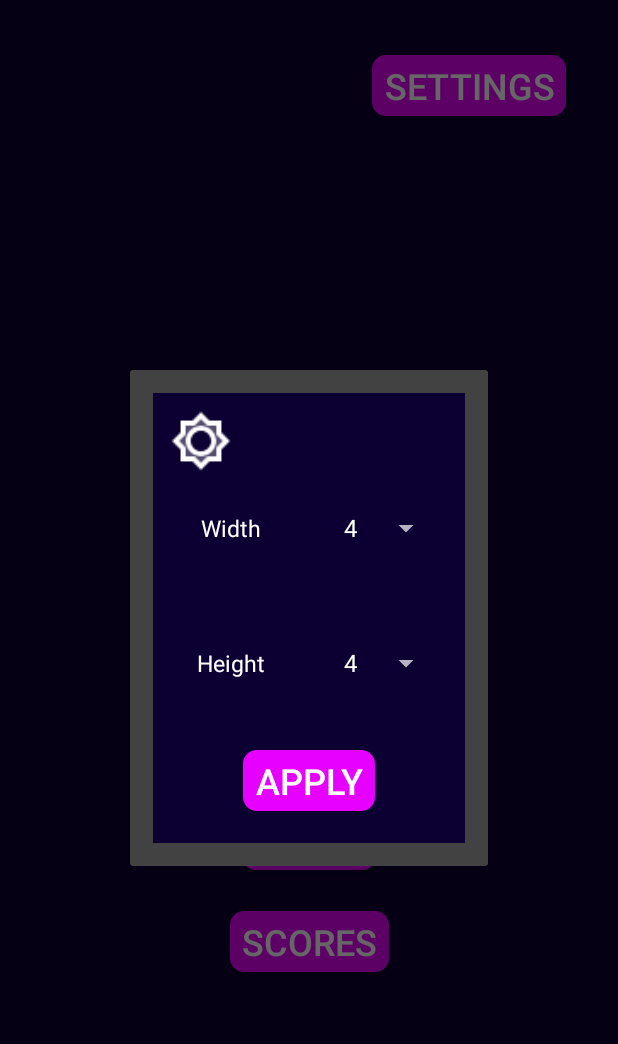
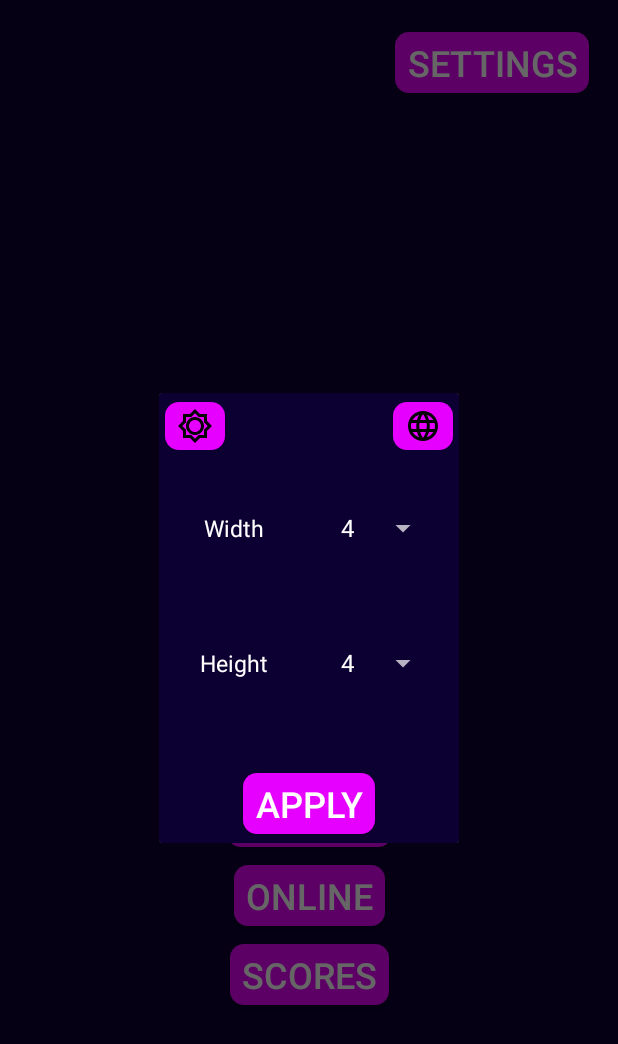
Before and after one commit to BotondProhaszka/TacTic, an Android app: the fragment SettingsFragment placed in its activity, on a phone screen of 412 x 824 dp. Shown: the top 1044 px of the screen. Run offline under Robolectric (Android 15) with nearby library versions, the phone set to English and light mode, and no system bars; our stand-ins replace Room's generated code.

Commit message:
NewGameDialog, RestartGameDialog bugfix, Theme iprovement

```diff
--- a/app/src/main/java/hu/bme/aut/tactic/activities/MenuActivity.kt
+++ b/app/src/main/java/hu/bme/aut/tactic/activities/MenuActivity.kt
@@ -17,6 +17,7 @@ import hu.bme.aut.tactic.data.ScoreDao
 import hu.bme.aut.tactic.data.ScoresDatabase
 import hu.bme.aut.tactic.databinding.ActivityMenuBinding
 import hu.bme.aut.tactic.model.Game
+import kotlin.concurrent.thread
 
 class MenuActivity : AppCompatActivity() {
 
@@ -41,6 +42,12 @@ class MenuActivity : AppCompatActivity() {
         binding = ActivityMenuBinding.inflate(layoutInflater)
         setContentView(binding.root)
         binding.vpMenu.adapter = MenuPageAdapter(supportFragmentManager)
+        thread {
+            val sp = PreferenceManager.getDefaultSharedPreferences(this)
+            val editor: SharedPreferences.Editor = sp.edit()
+            editor.putBoolean("SHOULD_SHOW_NEW_GAME_DIALOG", true)
+            editor.apply()
+        }
     }
 
     private fun changeTheme(id : Int){
--- a/app/src/main/java/hu/bme/aut/tactic/fragments/MainMenuFragment.kt
+++ b/app/src/main/java/hu/bme/aut/tactic/fragments/MainMenuFragment.kt
@@ -10,6 +10,8 @@ import androidx.fragment.app.Fragment
  import hu.bme.aut.tactic.activities.GameActivity
  import hu.bme.aut.tactic.activities.ScoreActivity
  import hu.bme.aut.tactic.databinding.MainMenuFragmentBinding
+ import hu.bme.aut.tactic.dialogs.NewOfflineGameDialog
+ import hu.bme.aut.tactic.model.Game
 
 class MainMenuFragment : Fragment() {
     private lateinit var binding: MainMenuFragmentBinding
@@ -17,7 +19,12 @@ class MainMenuFragment : Fragment() {
     override fun onCreateView(inflater: LayoutInflater, container: ViewGroup?, savedInstanceState: Bundle?): View? {
         binding = MainMenuFragmentBinding.inflate(inflater, container, false)
 
-        binding.btnStart.setOnClickListener{
+        binding.btnOffline.setOnClickListener {
+            val intent = Intent(this.context, GameActivity::class.java)
+            startActivity(intent)
+        }
+
+        binding.btnOnline.setOnClickListener{
             val intent = Intent(this.context, GameActivity::class.java)
             startActivity(intent)
         }
--- a/app/src/main/java/hu/bme/aut/tactic/fragments/SettingsFragment.kt
+++ b/app/src/main/java/hu/bme/aut/tactic/fragments/SettingsFragment.kt
@@ -1,7 +1,9 @@
 package hu.bme.aut.tactic.fragments
 
+import android.annotation.SuppressLint
 import android.content.SharedPreferences
 import android.content.res.Configuration
+import android.os.Build
 import android.os.Bundle
 import android.preference.PreferenceManager
 import android.util.Log
@@ -18,6 +20,7 @@ import hu.bme.aut.tactic.databinding.SettingsFragmentBinding
 
 import android.widget.AdapterView
 import android.widget.ArrayAdapter
+import androidx.annotation.RequiresApi
 
 
 class SettingsFragment: DialogFragment(), AdapterView.OnItemSelectedListener{
@@ -89,22 +92,21 @@ class SettingsFragment: DialogFragment(), AdapterView.OnItemSelectedListener{
         val editor: SharedPreferences.Editor = sp.edit()
 
 
-        binding.ivNightMode.setOnClickListener {
+        binding.ibNightmode.setOnClickListener {
             when (sp.getBoolean("NIGHT_MODE", false)) {
                 true -> {
                     AppCompatDelegate.setDefaultNightMode(AppCompatDelegate.MODE_NIGHT_NO)
-                    binding.ivNightMode.setImageResource(R.drawable.ic_twotone_brightness_low_24)
+                    binding.ibNightmode.setImageResource(R.drawable.ic_outline_brightness_low_24)
                     editor.putBoolean("NIGHT_MODE", false)
                     editor.apply()
                 }
                 false -> {
                     AppCompatDelegate.setDefaultNightMode(AppCompatDelegate.MODE_NIGHT_YES)
-                    binding.ivNightMode.setImageResource(R.drawable.ic_twotone_brightness_3_24)
+                    binding.ibNightmode.setImageResource(R.drawable.ic_twotone_brightness_3_24)
                     editor.putBoolean("NIGHT_MODE", true)
                     editor.apply()
                 }
             }
-
         }
     }
 
@@ -112,11 +114,10 @@ class SettingsFragment: DialogFragment(), AdapterView.OnItemSelectedListener{
         val sp = PreferenceManager.getDefaultSharedPreferences(this.context)
         when (sp.getBoolean("NIGHT_MODE", true)) {
             true -> {
-                binding.ivNightMode.setImageResource(R.drawable.ic_twotone_brightness_low_24)
-
+                binding.ibNightmode.setImageResource(R.drawable.ic_outline_brightness_low_24)
             }
             false -> {
-                binding.ivNightMode.setImageResource(R.drawable.ic_twotone_brightness_3_24)
+                binding.ibNightmode.setImageResource(R.drawable.ic_twotone_brightness_3_24)
             }
         }
     }
--- a/app/src/main/java/hu/bme/aut/tactic/model/Game.kt
+++ b/app/src/main/java/hu/bme/aut/tactic/model/Game.kt
@@ -1,13 +1,8 @@
 package hu.bme.aut.tactic.model
 
 
-import android.content.Intent
-import android.util.Log
-import androidx.fragment.app.FragmentManager
 import hu.bme.aut.tactic.activities.GameActivity
-import hu.bme.aut.tactic.activities.ScoreActivity
 import hu.bme.aut.tactic.data.*
-import hu.bme.aut.tactic.dialogs.RestartGameDialog
 
 enum class ROUND {INIT,FIRST_BASE, SEC_BASE, GAME, DRAW, BLUE_WIN, RED_WIN}
 
@@ -134,6 +129,7 @@ object Game {
         }
 
         fun playerWins(winner: PLAYER) {
+            restartGame()
             gameActivity.gameOver(score)
         }
 
--- a/app/src/main/res/drawable/ic_twotone_brightness_low_24.xml
+++ b/app/src/main/res/drawable/ic_outline_brightness_low_24.xml
@@ -1,7 +1,5 @@
-<vector android:height="24dp" android:tint="#FFFFFF"
+<vector android:height="24dp" android:tint="#030303"
     android:viewportHeight="24" android:viewportWidth="24"
     android:width="24dp" xmlns:android="http://schemas.android.com/apk/res/android">
-    <path android:fillAlpha="0.3"
-        android:fillColor="@android:color/white" android:pathData="M18,9.52V6h-3.52L12,3.52 9.52,6H6v3.52L3.52,12 6,14.48V18h3.52L12,20.48 14.48,18H18v-3.52L20.48,12 18,9.52zM12,18c-3.31,0 -6,-2.69 -6,-6s2.69,-6 6,-6 6,2.69 6,6 -2.69,6 -6,6z"/>
     <path android:fillColor="@android:color/white" android:pathData="M20,8.69L20,4h-4.69L12,0.69 8.69,4L4,4v4.69L0.69,12 4,15.31L4,20h4.69L12,23.31 15.31,20L20,20v-4.69L23.31,12 20,8.69zM18,14.48L18,18h-3.52L12,20.48 9.52,18L6,18v-3.52L3.52,12 6,9.52L6,6h3.52L12,3.52 14.48,6L18,6v3.52L20.48,12 18,14.48zM12,6c-3.31,0 -6,2.69 -6,6s2.69,6 6,6 6,-2.69 6,-6 -2.69,-6 -6,-6zM12,16c-2.21,0 -4,-1.79 -4,-4s1.79,-4 4,-4 4,1.79 4,4 -1.79,4 -4,4z"/>
 </vector>
--- /dev/null
+++ b/app/src/main/res/drawable/ic_outline_language_24.xml
@@ -0,0 +1,5 @@
+<vector android:height="24dp" android:tint="#030303"
+    android:viewportHeight="24" android:viewportWidth="24"
+    android:width="24dp" xmlns:android="http://schemas.android.com/apk/res/android">
+    <path android:fillColor="@android:color/white" android:pathData="M11.99,2C6.47,2 2,6.48 2,12s4.47,10 9.99,10C17.52,22 22,17.52 22,12S17.52,2 11.99,2zM18.92,8h-2.95c-0.32,-1.25 -0.78,-2.45 -1.38,-3.56 1.84,0.63 3.37,1.91 4.33,3.56zM12,4.04c0.83,1.2 1.48,2.53 1.91,3.96h-3.82c0.43,-1.43 1.08,-2.76 1.91,-3.96zM4.26,14C4.1,13.36 4,12.69 4,12s0.1,-1.36 0.26,-2h3.38c-0.08,0.66 -0.14,1.32 -0.14,2s0.06,1.34 0.14,2L4.26,14zM5.08,16h2.95c0.32,1.25 0.78,2.45 1.38,3.56 -1.84,-0.63 -3.37,-1.9 -4.33,-3.56zM8.03,8L5.08,8c0.96,-1.66 2.49,-2.93 4.33,-3.56C8.81,5.55 8.35,6.75 8.03,8zM12,19.96c-0.83,-1.2 -1.48,-2.53 -1.91,-3.96h3.82c-0.43,1.43 -1.08,2.76 -1.91,3.96zM14.34,14L9.66,14c-0.09,-0.66 -0.16,-1.32 -0.16,-2s0.07,-1.35 0.16,-2h4.68c0.09,0.65 0.16,1.32 0.16,2s-0.07,1.34 -0.16,2zM14.59,19.56c0.6,-1.11 1.06,-2.31 1.38,-3.56h2.95c-0.96,1.65 -2.49,2.93 -4.33,3.56zM16.36,14c0.08,-0.66 0.14,-1.32 0.14,-2s-0.06,-1.34 -0.14,-2h3.38c0.16,0.64 0.26,1.31 0.26,2s-0.1,1.36 -0.26,2h-3.38z"/>
+</vector>
--- a/app/src/main/res/layout/activity_menu.xml
+++ b/app/src/main/res/layout/activity_menu.xml
@@ -7,7 +7,6 @@
     tools:context=".activities.MenuActivity"
     android:theme="@style/Theme.TacTic">
 
-
     <androidx.viewpager.widget.ViewPager
         android:id="@+id/vpMenu"
         style="@style/Theme.TacTic"
@@ -15,10 +14,6 @@
         android:layout_height="0dp"
         app:layout_constraintEnd_toEndOf="parent"
         app:layout_constraintStart_toStartOf="parent"
-        app:layout_constraintTop_toTopOf="parent">
-
-
-    </androidx.viewpager.widget.ViewPager>
-
+        app:layout_constraintTop_toTopOf="parent" />
 
 </androidx.constraintlayout.widget.ConstraintLayout>
--- a/app/src/main/res/layout/main_menu_fragment.xml
+++ b/app/src/main/res/layout/main_menu_fragment.xml
@@ -1,6 +1,7 @@
 <?xml version="1.0" encoding="utf-8"?>
 <androidx.constraintlayout.widget.ConstraintLayout xmlns:android="http://schemas.android.com/apk/res/android"
     xmlns:app="http://schemas.android.com/apk/res-auto"
+    xmlns:tools="http://schemas.android.com/tools"
     android:layout_width="match_parent"
     android:layout_height="match_parent"
     android:theme="@style/Theme.TacTic">
@@ -10,19 +11,19 @@
         android:id="@+id/textView"
         android:layout_width="wrap_content"
         android:layout_height="wrap_content"
-        android:text="@string/tactic"
+        android:text="@string/app_name"
         app:layout_constraintBottom_toTopOf="@+id/guideline03h"
         app:layout_constraintEnd_toEndOf="parent"
         app:layout_constraintStart_toStartOf="parent"
         app:layout_constraintTop_toTopOf="@+id/guideline03h" />
 
     <Button
-        android:id="@+id/btnStart"
+        android:id="@+id/btnOffline"
         android:layout_width="wrap_content"
         android:layout_height="wrap_content"
         android:layout_margin="20dp"
         android:layout_marginTop="36dp"
-        android:text="@string/start"
+        android:text="@string/offline"
         app:layout_constraintBottom_toTopOf="@+id/guideline06h"
         app:layout_constraintEnd_toEndOf="parent"
         app:layout_constraintStart_toStartOf="parent"
@@ -59,6 +60,15 @@
         android:text="@string/scores"
         app:layout_constraintEnd_toEndOf="parent"
         app:layout_constraintStart_toStartOf="parent"
-        app:layout_constraintTop_toBottomOf="@+id/btnStart" />
+        app:layout_constraintTop_toBottomOf="@+id/btnOnline" />
+
+    <Button
+        android:id="@+id/btnOnline"
+        android:layout_width="wrap_content"
+        android:layout_height="wrap_content"
+        android:text="@string/online"
+        app:layout_constraintEnd_toEndOf="parent"
+        app:layout_constraintStart_toStartOf="parent"
+        app:layout_constraintTop_toBottomOf="@+id/btnOffline" />
 
 </androidx.constraintlayout.widget.ConstraintLayout>
--- a/app/src/main/res/layout/settings_fragment.xml
+++ b/app/src/main/res/layout/settings_fragment.xml
@@ -13,16 +13,6 @@
         android:minWidth="200dp"
         android:minHeight="300dp">
 
-
-        <ImageView
-            android:id="@+id/ivNightMode"
-            android:layout_width="wrap_content"
-            android:layout_height="wrap_content"
-            android:layout_margin="20dp"
-            android:scaleX="1.7"
-            android:scaleY="1.7"
-            app:layout_constraintStart_toStartOf="parent"
-            app:layout_constraintTop_toTopOf="parent" />
 
         <Spinner
             android:id="@+id/spinnerX"
@@ -103,6 +93,22 @@
             android:orientation="vertical"
             app:layout_constraintGuide_percent="0.75" />
 
+        <ImageButton
+            android:id="@+id/ibLanguage"
+            android:layout_width="wrap_content"
+            android:layout_height="wrap_content"
+            app:layout_constraintEnd_toEndOf="parent"
+            app:layout_constraintTop_toTopOf="parent"
+            app:srcCompat="@drawable/ic_outline_language_24" />
+
+        <ImageButton
+            android:id="@+id/ibNightmode"
+            android:layout_width="wrap_content"
+            android:layout_height="wrap_content"
+            app:layout_constraintStart_toStartOf="parent"
+            app:layout_constraintTop_toTopOf="parent"
+            app:srcCompat="@drawable/ic_outline_brightness_low_24" />
+
     </androidx.constraintlayout.widget.ConstraintLayout>
 
 </androidx.cardview.widget.CardView>
--- a/app/src/main/res/values-night/themes.xml
+++ b/app/src/main/res/values-night/themes.xml
@@ -13,7 +13,6 @@
         <item name="android:bottomRightRadius">9dp</item>
         <item name="android:topLeftRadius">9dp</item>
         <item name="android:topRightRadius">9dp</item>
-        <item name="android:layout_margin">15dp</item>
 
     </style>
 
--- a/app/src/main/res/values/strings.xml
+++ b/app/src/main/res/values/strings.xml
@@ -1,7 +1,6 @@
 <resources>
     <string name="app_name">TacTic</string>
     <string name="start">Start</string>
-    <string name="tactic">TacTic</string>
     <string name="settings">Settings</string>
     <string name="theme">Theme</string>
     <string name="defaultTheme">Default Theme</string>
@@ -18,9 +17,10 @@
     <string name="restart">Restart</string>
     <string name="menu">Menu</string>
     <string name="draw">Draw</string>
-    <string name="offline_game">Offline Game</string>
+    <string name="offline">Offline</string>
     <string name="name">Name</string>
     <string name="r_u_sure_u_want_to_quit">Are you sure you want to quit?</string>
-    <string name="ok">Ok</string>
+    <string name="ok">OK</string>
     <string name="cancel">Cancel</string>
+    <string name="online">Online</string>
 </resources>
--- a/app/src/main/res/values/themes.xml
+++ b/app/src/main/res/values/themes.xml
@@ -15,7 +15,6 @@
         <item name="android:bottomRightRadius">9dp</item>
         <item name="android:topLeftRadius">9dp</item>
         <item name="android:topRightRadius">9dp</item>
-        <item name="android:layout_margin">15dp</item>
 
 
     </style>
```
Also changed, not shown: app/src/main/java/hu/bme/aut/tactic/activities/GameActivity.kt (+18 -8 lines), app/src/main/java/hu/bme/aut/tactic/dialogs/NewOfflineGameDialog.kt (+26 -5 lines), app/src/main/java/hu/bme/aut/tactic/dialogs/RestartGameDialog.kt (+10 -0 lines), app/src/main/java/hu/bme/aut/tactic/fragments/MapView.kt (+19 -0 lines), app/src/main/res/layout/new_offline_game_dialog.xml (+18 -7 lines), 1 other file.
